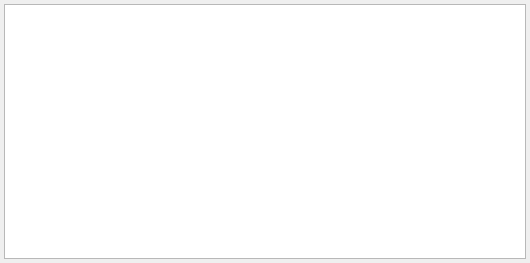
First picture: the form in VirtualReality/Widgets/Resources/UI/qMRMLVirtualRealityDataModuleWidget.ui, repository jcfr/SlicerVirtualReality, before the edit.
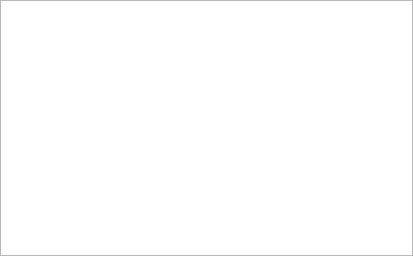
Second picture: the form after the edit. Custom widgets are drawn as their Qt base class.

Commit message: BUG: Fix issues in VR home widget and the data widget

```diff
--- a/VirtualReality/Widgets/Resources/UI/qMRMLVirtualRealityDataModuleWidget.ui
+++ b/VirtualReality/Widgets/Resources/UI/qMRMLVirtualRealityDataModuleWidget.ui
@@ -6,8 +6,8 @@
    <rect>
     <x>0</x>
     <y>0</y>
-    <width>530</width>
-    <height>263</height>
+    <width>413</width>
+    <height>256</height>
    </rect>
   </property>
   <property name="windowTitle">
@@ -18,16 +18,16 @@
     <number>4</number>
    </property>
    <property name="leftMargin">
-    <number>4</number>
+    <number>0</number>
    </property>
    <property name="topMargin">
-    <number>4</number>
+    <number>0</number>
    </property>
    <property name="rightMargin">
-    <number>4</number>
+    <number>0</number>
    </property>
    <property name="bottomMargin">
-    <number>4</number>
+    <number>0</number>
    </property>
    <item>
     <widget class="qMRMLSubjectHierarchyTreeView" name="SubjectHierarchyTreeView"/>
```
Left out of the diff: 8 changed lines with no effect on the pictures. The commit also changes 7 other files.
